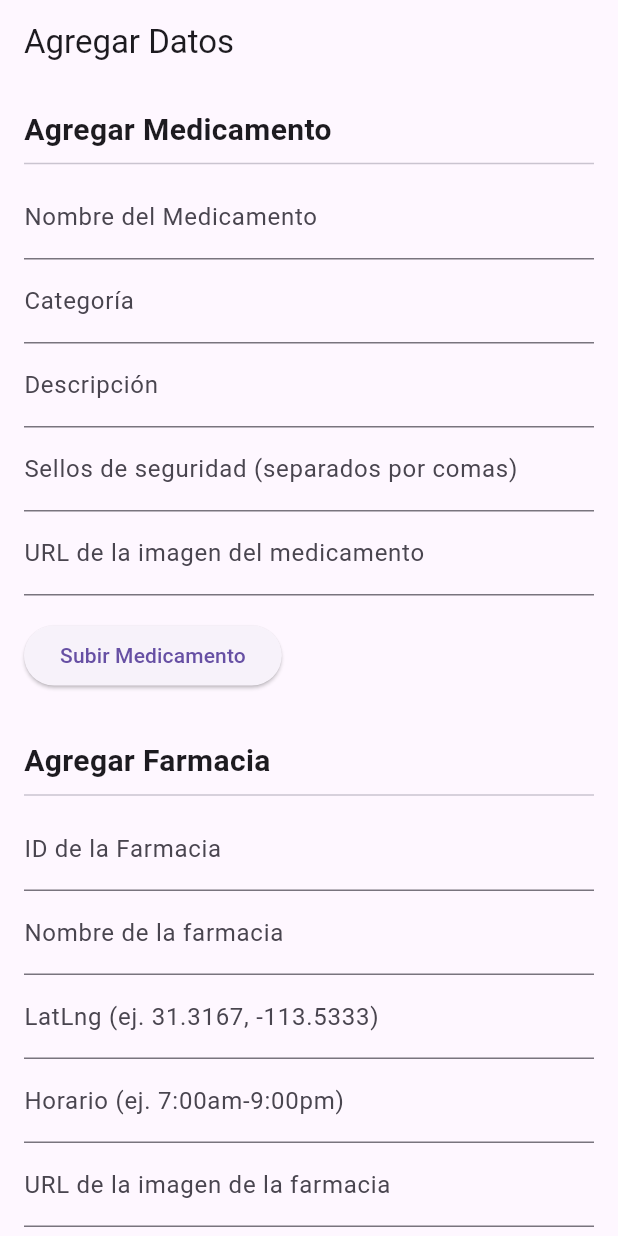
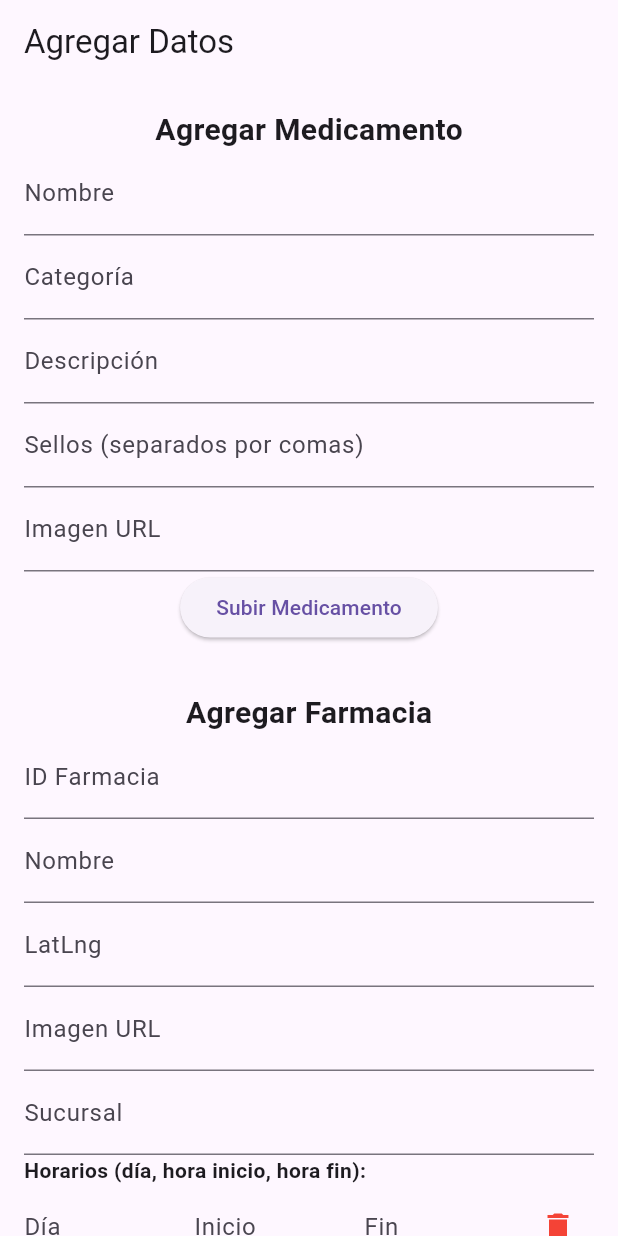
Before and after one commit to HunterRez23/Pharma, a Flutter app: the UploadScreen screen opened directly, on a phone screen of 412 x 824 dp. Run offline on Flutter 3.47's test engine with Material 3 defaults, Android fonts, the light colour scheme and no system bars; our stand-ins replace cloud_firestore, diacritic, firebase_auth, firebase_core, google_sign_in; accounts and stored records are empty.

Commit message:
Datos de doctores

```diff
--- a/pharmacare/lib/Medicamentos.dart
+++ b/pharmacare/lib/Medicamentos.dart
@@ -1,3 +1,4 @@
+// ✅ IMPORTACIONES
 import 'package:flutter/material.dart';
 import 'package:firebase_core/firebase_core.dart';
 import 'package:cloud_firestore/cloud_firestore.dart';
@@ -33,74 +34,118 @@ class UploadScreen extends StatefulWidget {
 
 class _UploadScreenState extends State<UploadScreen> {
   // Controladores para Medicamento
-  final TextEditingController _nombreMedicamentoController = TextEditingController();
-  final TextEditingController _categoriaController = TextEditingController();
-  final TextEditingController _descripcionController = TextEditingController();
-  final TextEditingController _sellosController = TextEditingController();
-  final TextEditingController _imagenUrlController = TextEditingController();
+  final _nombreMedicamentoController = TextEditingController();
+  final _categoriaController = TextEditingController();
+  final _descripcionController = TextEditingController();
+  final _sellosController = TextEditingController();
+  final _imagenUrlController = TextEditingController();
 
   // Controladores para Farmacia
-  final TextEditingController _idFarmaciaFieldController = TextEditingController(); // Campo id_farmacia
-  final TextEditingController _nombreFarmaciaController = TextEditingController();
-  final TextEditingController _latLngController = TextEditingController();
-  final TextEditingController _horarioController = TextEditingController();
-  final TextEditingController _imagenUrlFarmaciaController = TextEditingController();
-  final TextEditingController _sucursalController = TextEditingController();
+  final _idFarmaciaFieldController = TextEditingController();
+  final _nombreFarmaciaController = TextEditingController();
+  final _latLngController = TextEditingController();
+  final _imagenUrlFarmaciaController = TextEditingController();
+  final _sucursalController = TextEditingController();
 
-  // Controladores para Inventario (subcolección dentro de Farmacias)
-  // Ahora se usará este campo para ingresar el valor del campo id_farmacia de la farmacia (no el documento ID)
-  final TextEditingController _idFarmaciaController = TextEditingController();
-  final TextEditingController _cantidadController = TextEditingController();
-  final TextEditingController _precioController = TextEditingController();
+  // Horarios dinámicos
+  List<Map<String, String>> _horarios = [{'dia': '', 'inicio': '', 'fin': ''}];
+  void _agregarHorario() {
+    setState(() {
+      _horarios.add({'dia': '', 'inicio': '', 'fin': ''});
+    });
+  }
+
+  void _eliminarHorario(int index) {
+    setState(() {
+      _horarios.removeAt(index);
+    });
+  }
+
+  List<Map<String, String>> _obtenerHorarios() => _horarios;
+
+  Widget _buildHorarioInputs() {
+    return Column(
+      crossAxisAlignment: CrossAxisAlignment.start,
+      children: [
+        Text("Horarios (día, hora inicio, hora fin):", style: TextStyle(fontWeight: FontWeight.bold)),
+        ..._horarios.asMap().entries.map((entry) {
+          final index = entry.key;
+          return Row(
+            children: [
+              Expanded(
+                child: TextField(
+                  decoration: InputDecoration(labelText: 'Día'),
+                  onChanged: (value) => _horarios[index]['dia'] = value,
+                ),
+              ),
+              SizedBox(width: 8),
+              Expanded(
+                child: TextField(
+                  decoration: InputDecoration(labelText: 'Inicio'),
+                  onChanged: (value) => _horarios[index]['inicio'] = value,
+                ),
+              ),
+              SizedBox(width: 8),
+              Expanded(
+                child: TextField(
+                  decoration: InputDecoration(labelText: 'Fin'),
+                  onChanged: (value) => _horarios[index]['fin'] = value,
+                ),
+              ),
+              IconButton(
+                icon: Icon(Icons.delete, color: Colors.red),
+                onPressed: () => _eliminarHorario(index),
+              ),
+            ],
+          );
+        }),
+        TextButton.icon(
+          onPressed: _agregarHorario,
+          icon: Icon(Icons.add),
+          label: Text("Agregar horario"),
+        ),
+      ],
+    );
+  }
+
+  // Controladores para Inventario
+  final _idFarmaciaController = TextEditingController();
+  final _cantidadController = TextEditingController();
+  final _precioController = TextEditingController();
+  String? _selectedMedicamento;
+
+  // Controladores para Doctor
+  final _nombreDoctorController = TextEditingController();
+  final _licenciaController = TextEditingController();
+  final _especialidadesController = TextEditingController();
+  final _emailDoctorController = TextEditingController();
+  final _telefonoDoctorController = TextEditingController();
+  final _descripcionDoctorController = TextEditingController();
+  final _honorarioController = TextEditingController();
 
   bool _isUploadingMedicamento = false;
   bool _isUploadingFarmacia = false;
   bool _isUploadingInventario = false;
+  bool _isUploadingDoctor = false;
 
-  // Variable para el medicamento seleccionado en el combobox de Inventario
-  String? _selectedMedicamento;
-
-  // Función para obtener la lista de medicamentos usando el campo 'nombreMedicamento'
   Future<List<String>> _getMedicamentos() async {
     try {
-      QuerySnapshot snapshot = await FirebaseFirestore.instance.collection('Medicamento').get();
-      print("Docs encontrados: ${snapshot.docs.length}");
-      List<String> medicamentos = [];
-      for (var doc in snapshot.docs) {
-        Map<String, dynamic> data = doc.data() as Map<String, dynamic>;
-        if (data.containsKey('nombreMedicamento')) {
-          String med = data['nombreMedicamento'];
-          print("✔ Medicamento encontrado: $med");
-          medicamentos.add(med);
-        } else {
-          print("⚠ Documento sin campo 'nombreMedicamento': ${doc.id}");
-        }
-      }
-      return medicamentos;
-    } catch (e) {
-      print("Error en _getMedicamentos(): $e");
+      final snapshot = await FirebaseFirestore.instance.collection('Medicamento').get();
+      return snapshot.docs.map((doc) => doc['nombreMedicamento'].toString()).toList();
+    } catch (_) {
       return [];
     }
   }
 
-  // Función para subir medicamento a Firestore
   Future<void> _submitMedicamento() async {
     if (_nombreMedicamentoController.text.isEmpty ||
         _categoriaController.text.isEmpty ||
         _descripcionController.text.isEmpty ||
         _sellosController.text.isEmpty ||
-        _imagenUrlController.text.isEmpty) {
-      ScaffoldMessenger.of(context).showSnackBar(
-        SnackBar(content: Text("Completa todos los campos del medicamento.")),
-      );
-      return;
-    }
+        _imagenUrlController.text.isEmpty) return;
 
-    setState(() {
-      _isUploadingMedicamento = true;
-    });
-
-    List<String> sellos = _sellosController.text.split(',').map((s) => s.trim()).toList();
+    setState(() => _isUploadingMedicamento = true);
+    final sellos = _sellosController.text.split(',').map((e) => e.trim()).toList();
 
     await FirebaseFirestore.instance.collection('Medicamento').add({
       'nombreMedicamento': _nombreMedicamentoController.text,
@@ -110,297 +155,163 @@ class _UploadScreenState extends State<UploadScreen> {
       'imagenUrl': _imagenUrlController.text,
     });
 
-    ScaffoldMessenger.of(context).showSnackBar(
-      SnackBar(content: Text("Medicamento subido exitosamente.")),
-    );
-
-    // Limpiar campos
     _nombreMedicamentoController.clear();
     _categoriaController.clear();
     _descripcionController.clear();
     _sellosController.clear();
     _imagenUrlController.clear();
 
-    setState(() {
-      _isUploadingMedicamento = false;
-    });
+    setState(() => _isUploadingMedicamento = false);
   }
 
-  // Función para subir farmacia a Firestore
   Future<void> _submitFarmacia() async {
     if (_idFarmaciaFieldController.text.isEmpty ||
         _nombreFarmaciaController.text.isEmpty ||
         _latLngController.text.isEmpty ||
-        _horarioController.text.isEmpty ||
         _imagenUrlFarmaciaController.text.isEmpty ||
-        _sucursalController.text.isEmpty) {
-      ScaffoldMessenger.of(context).showSnackBar(
-        SnackBar(content: Text("Completa todos los campos de la farmacia.")),
-      );
-      return;
-    }
+        _sucursalController.text.isEmpty) return;
 
-    setState(() {
-      _isUploadingFarmacia = true;
-    });
+    setState(() => _isUploadingFarmacia = true);
 
     await FirebaseFirestore.instance.collection('Farmacias').add({
       'id_farmacia': _idFarmaciaFieldController.text,
       'nombre': _nombreFarmaciaController.text,
       'LatLng': _latLngController.text,
-      'Horario': _horarioController.text,
       'imagenUrl': _imagenUrlFarmaciaController.text,
       'sucursal': _sucursalController.text,
+      'horarios': _obtenerHorarios(),
     });
 
-    ScaffoldMessenger.of(context).showSnackBar(
-      SnackBar(content: Text("Farmacia agregada exitosamente.")),
-    );
-
-    // Limpiar campos
     _idFarmaciaFieldController.clear();
     _nombreFarmaciaController.clear();
     _latLngController.clear();
-    _horarioController.clear();
     _imagenUrlFarmaciaController.clear();
     _sucursalController.clear();
+    _horarios = [{'dia': '', 'inicio': '', 'fin': ''}];
 
-    setState(() {
-      _isUploadingFarmacia = false;
-    });
+    setState(() => _isUploadingFarmacia = false);
   }
 
-  // Función para agregar o actualizar un registro de inventario en la subcolección "Inventario"
-  // de una farmacia, buscando la farmacia por el campo 'id_farmacia'
   Future<void> _submitInventario() async {
-    if (_idFarmaciaController.text.isEmpty ||
-        _selectedMedicamento == null ||
-        _cantidadController.text.isEmpty ||
-        _precioController.text.isEmpty) {
-      ScaffoldMessenger.of(context).showSnackBar(
-        SnackBar(content: Text("Completa todos los campos del inventario.")),
-      );
-      return;
-    }
+    if (_idFarmaciaController.text.isEmpty || _selectedMedicamento == null) return;
 
-    setState(() {
-      _isUploadingInventario = true;
-    });
-
-    // Buscar la farmacia utilizando el campo 'id_farmacia'
-    QuerySnapshot farmaciaQuery = await FirebaseFirestore.instance
+    final query = await FirebaseFirestore.instance
         .collection('Farmacias')
         .where('id_farmacia', isEqualTo: _idFarmaciaController.text)
         .get();
 
-    if (farmaciaQuery.docs.isEmpty) {
-      ScaffoldMessenger.of(context).showSnackBar(
-        SnackBar(content: Text("No se encontró la farmacia con el id_farmacia indicado.")),
-      );
-      setState(() {
-        _isUploadingInventario = false;
-      });
-      return;
-    }
+    if (query.docs.isEmpty) return;
 
-    // Obtener la referencia del primer documento que cumpla la condición
-    DocumentReference farmaciaDoc = farmaciaQuery.docs.first.reference;
+    final docRef = query.docs.first.reference;
+    final cantidad = int.tryParse(_cantidadController.text) ?? 0;
+    final precio = double.tryParse(_precioController.text) ?? 0.0;
 
-    // Buscar si ya existe un documento de inventario para el medicamento seleccionado
-    QuerySnapshot invQuery = await farmaciaDoc
-        .collection('Inventario')
-        .where('nombreMedicamento', isEqualTo: _selectedMedicamento)
-        .get();
+    await docRef.collection('Inventario').add({
+      'nombreMedicamento': _selectedMedicamento,
+      'cantidad': cantidad,
+      'precio': precio,
+      'ultimaActualizacion': DateTime.now().toIso8601String(),
+    });
 
-    int nuevaCantidad = int.tryParse(_cantidadController.text) ?? 0;
-    double nuevoPrecio = double.tryParse(_precioController.text) ?? 0.0;
-
-    if (invQuery.docs.isNotEmpty) {
-      // Si existe, actualizamos el documento (sumamos la cantidad y actualizamos el precio y la fecha)
-      DocumentReference invDoc = invQuery.docs.first.reference;
-      int cantidadExistente = invQuery.docs.first.get('cantidad') as int;
-      await invDoc.update({
-        'cantidad': cantidadExistente + nuevaCantidad,
-        'precio': nuevoPrecio,
-        'ultimaActualizacion': DateTime.now().toIso8601String(),
-      });
-      ScaffoldMessenger.of(context).showSnackBar(
-        SnackBar(content: Text("Inventario actualizado exitosamente.")),
-      );
-    } else {
-      // Si no existe, creamos un nuevo documento en la subcolección "Inventario"
-      await farmaciaDoc.collection('Inventario').add({
-        'nombreMedicamento': _selectedMedicamento,
-        'cantidad': nuevaCantidad,
-        'precio': nuevoPrecio,
-        'ultimaActualizacion': DateTime.now().toIso8601String(),
-      });
-      ScaffoldMessenger.of(context).showSnackBar(
-        SnackBar(content: Text("Inventario agregado exitosamente.")),
-      );
-    }
-
-    // Limpiar campos del inventario
     _idFarmaciaController.clear();
-    setState(() {
-      _selectedMedicamento = null;
-    });
     _cantidadController.clear();
     _precioController.clear();
+    _selectedMedicamento = null;
+  }
 
-    setState(() {
-      _isUploadingInventario = false;
+  Future<void> _submitDoctor() async {
+    if (_nombreDoctorController.text.isEmpty ||
+        _licenciaController.text.isEmpty ||
+        _especialidadesController.text.isEmpty ||
+        _emailDoctorController.text.isEmpty ||
+        _telefonoDoctorController.text.isEmpty ||
+        _descripcionDoctorController.text.isEmpty ||
+        _honorarioController.text.isEmpty) return;
+
+    setState(() => _isUploadingDoctor = true);
+    final especialidades = _especialidadesController.text.split(',').map((e) => e.trim()).toList();
+
+    await FirebaseFirestore.instance.collection('doctors').add({
+      'fullName': _nombreDoctorController.text,
+      'licenseNumber': _licenciaController.text,
+      'specialties': especialidades,
+      'contact': {
+        'email': _emailDoctorController.text,
+        'phone': _telefonoDoctorController.text,
+      },
+      'description': _descripcionDoctorController.text,
+      'prices': {'consultationFee': double.tryParse(_honorarioController.text) ?? 0.0},
+      'rating': {'average': 0.0, 'totalVotes': 0},
+      'createdAt': FieldValue.serverTimestamp(),
+      'updatedAt': FieldValue.serverTimestamp(),
     });
+
+    _nombreDoctorController.clear();
+    _licenciaController.clear();
+    _especialidadesController.clear();
+    _emailDoctorController.clear();
+    _telefonoDoctorController.clear();
+    _descripcionDoctorController.clear();
+    _honorarioController.clear();
+
+    setState(() => _isUploadingDoctor = false);
   }
 
   @override
   Widget build(BuildContext context) {
     return Scaffold(
-      appBar: AppBar(
-        title: Text("Agregar Datos"),
-      ),
+      appBar: AppBar(title: Text("Agregar Datos")),
       body: SingleChildScrollView(
         padding: EdgeInsets.all(16),
         child: Column(
-          crossAxisAlignment: CrossAxisAlignment.start,
           children: [
-            // Sección para Medicamento
-            Text(
-              "Agregar Medicamento",
-              style: TextStyle(fontSize: 20, fontWeight: FontWeight.bold),
-            ),
-            Divider(),
-            TextField(
-              controller: _nombreMedicamentoController,
-              decoration: InputDecoration(labelText: 'Nombre del Medicamento'),
-            ),
-            TextField(
-              controller: _categoriaController,
-              decoration: InputDecoration(labelText: 'Categoría'),
-            ),
-            TextField(
-              controller: _descripcionController,
-              decoration: InputDecoration(labelText: 'Descripción'),
-            ),
-            TextField(
-              controller: _sellosController,
-              decoration: InputDecoration(
-                labelText: 'Sellos de seguridad (separados por comas)',
-              ),
-            ),
-            TextField(
-              controller: _imagenUrlController,
-              decoration: InputDecoration(
-                labelText: 'URL de la imagen del medicamento',
-              ),
-            ),
-            SizedBox(height: 16),
-            _isUploadingMedicamento
-                ? Center(child: CircularProgressIndicator())
-                : ElevatedButton(
-                    onPressed: _submitMedicamento,
-                    child: Text("Subir Medicamento"),
-                  ),
+            Text("Agregar Medicamento", style: TextStyle(fontSize: 20, fontWeight: FontWeight.bold)),
+            TextField(controller: _nombreMedicamentoController, decoration: InputDecoration(labelText: 'Nombre')),
+            TextField(controller: _categoriaController, decoration: InputDecoration(labelText: 'Categoría')),
+            TextField(controller: _descripcionController, decoration: InputDecoration(labelText: 'Descripción')),
+            TextField(controller: _sellosController, decoration: InputDecoration(labelText: 'Sellos (separados por comas)')),
+            TextField(controller: _imagenUrlController, decoration: InputDecoration(labelText: 'Imagen URL')),
+            _isUploadingMedicamento ? CircularProgressIndicator() : ElevatedButton(onPressed: _submitMedicamento, child: Text("Subir Medicamento")),
+
             SizedBox(height: 32),
-            // Sección para Farmacia
-            Text(
-              "Agregar Farmacia",
-              style: TextStyle(fontSize: 20, fontWeight: FontWeight.bold),
-            ),
-            Divider(),
-            TextField(
-              controller: _idFarmaciaFieldController,
-              decoration: InputDecoration(
-                labelText: 'ID de la Farmacia',
-                hintText: 'Ingrese el ID de la farmacia',
-              ),
-            ),
-            TextField(
-              controller: _nombreFarmaciaController,
-              decoration: InputDecoration(labelText: 'Nombre de la farmacia'),
-            ),
-            TextField(
-              controller: _latLngController,
-              decoration: InputDecoration(labelText: 'LatLng (ej. 31.3167, -113.5333)'),
-            ),
-            TextField(
-              controller: _horarioController,
-              decoration: InputDecoration(labelText: 'Horario (ej. 7:00am-9:00pm)'),
-            ),
-            TextField(
-              controller: _imagenUrlFarmaciaController,
-              decoration: InputDecoration(labelText: 'URL de la imagen de la farmacia'),
-            ),
-            TextField(
-              controller: _sucursalController,
-              decoration: InputDecoration(labelText: 'Sucursal'),
-            ),
-            SizedBox(height: 16),
-            _isUploadingFarmacia
-                ? Center(child: CircularProgressIndicator())
-                : ElevatedButton(
-                    onPressed: _submitFarmacia,
-                    child: Text("Agregar Farmacia"),
-                  ),
+            Text("Agregar Farmacia", style: TextStyle(fontSize: 20, fontWeight: FontWeight.bold)),
+            TextField(controller: _idFarmaciaFieldController, decoration: InputDecoration(labelText: 'ID Farmacia')),
+            TextField(controller: _nombreFarmaciaController, decoration: InputDecoration(labelText: 'Nombre')),
+            TextField(controller: _latLngController, decoration: InputDecoration(labelText: 'LatLng')),
+            TextField(controller: _imagenUrlFarmaciaController, decoration: InputDecoration(labelText: 'Imagen URL')),
+            TextField(controller: _sucursalController, decoration: InputDecoration(labelText: 'Sucursal')),
+            _buildHorarioInputs(),
+            _isUploadingFarmacia ? CircularProgressIndicator() : ElevatedButton(onPressed: _submitFarmacia, child: Text("Agregar Farmacia")),
+
             SizedBox(height: 32),
-            // Sección para Inventario
-            Text(
-              "Agregar Inventario a una Farmacia",
-              style: TextStyle(fontSize: 20, fontWeight: FontWeight.bold),
-            ),
-            Divider(),
-            // En este campo se ingresa el valor de id_farmacia (no el documento ID) que se usará para buscar la farmacia
-            TextField(
-              controller: _idFarmaciaController,
-              decoration: InputDecoration(
-                labelText: 'id_farmacia de la Farmacia',
-                hintText: 'Ingrese el valor id_farmacia de la farmacia',
-              ),
-            ),
+            Text("Agregar Inventario", style: TextStyle(fontSize: 20, fontWeight: FontWeight.bold)),
+            TextField(controller: _idFarmaciaController, decoration: InputDecoration(labelText: 'id_farmacia')),
             FutureBuilder<List<String>>(
               future: _getMedicamentos(),
               builder: (context, snapshot) {
-                if (snapshot.connectionState == ConnectionState.waiting) {
-                  return Center(child: CircularProgressIndicator());
-                }
-                if (!snapshot.hasData || snapshot.data!.isEmpty) {
-                  return Text("No hay medicamentos disponibles");
-                }
-                List<String> medicamentos = snapshot.data!;
+                if (!snapshot.hasData) return CircularProgressIndicator();
                 return DropdownButtonFormField<String>(
-                  decoration: InputDecoration(labelText: 'Nombre del Medicamento'),
                   value: _selectedMedicamento,
-                  items: medicamentos
-                      .map((med) => DropdownMenuItem<String>(
-                            child: Text(med),
-                            value: med,
-                          ))
-                      .toList(),
-                  onChanged: (value) {
-                    setState(() {
-                      _selectedMedicamento = value;
-                    });
-                  },
+                  items: snapshot.data!.map((med) => DropdownMenuItem(value: med, child: Text(med))).toList(),
+                  onChanged: (val) => setState(() => _selectedMedicamento = val),
+                  decoration: InputDecoration(labelText: 'Medicamento'),
                 );
               },
             ),
-            TextField(
-              controller: _cantidadController,
-              decoration: InputDecoration(labelText: 'Cantidad'),
-              keyboardType: TextInputType.number,
-            ),
-            TextField(
-              controller: _precioController,
-              decoration: InputDecoration(labelText: 'Precio'),
-              keyboardType: TextInputType.number,
-            ),
-            SizedBox(height: 16),
-            _isUploadingInventario
-                ? Center(child: CircularProgressIndicator())
-                : ElevatedButton(
-                    onPressed: _submitInventario,
-                    child: Text("Agregar Inventario"),
-                  ),
+            TextField(controller: _cantidadController, decoration: InputDecoration(labelText: 'Cantidad'), keyboardType: TextInputType.number),
+            TextField(controller: _precioController, decoration: InputDecoration(labelText: 'Precio'), keyboardType: TextInputType.number),
+            _isUploadingInventario ? CircularProgressIndicator() : ElevatedButton(onPressed: _submitInventario, child: Text("Agregar Inventario")),
+
+            SizedBox(height: 32),
+            Text("Agregar Doctor", style: TextStyle(fontSize: 20, fontWeight: FontWeight.bold)),
+            TextField(controller: _nombreDoctorController, decoration: InputDecoration(labelText: 'Nombre completo')),
+            TextField(controller: _licenciaController, decoration: InputDecoration(labelText: 'Licencia')),
+            TextField(controller: _especialidadesController, decoration: InputDecoration(labelText: 'Especialidades (separadas por comas)')),
+            TextField(controller: _emailDoctorController, decoration: InputDecoration(labelText: 'Email')),
+            TextField(controller: _telefonoDoctorController, decoration: InputDecoration(labelText: 'Teléfono')),
+            TextField(controller: _descripcionDoctorController, decoration: InputDecoration(labelText: 'Descripción')),
+            TextField(controller: _honorarioController, decoration: InputDecoration(labelText: 'Honorario'), keyboardType: TextInputType.number),
+            _isUploadingDoctor ? CircularProgressIndicator() : ElevatedButton(onPressed: _submitDoctor, child: Text("Subir Doctor")),
           ],
         ),
       ),
--- a/pharmacare/pubspec.yaml
+++ b/pharmacare/pubspec.yaml
@@ -8,6 +8,7 @@ environment:
 dependencies:
   flutter:
     sdk: flutter
+  diacritic: ^0.1.3
   firebase_core: ^3.13.0
   firebase_auth: ^5.5.2
   firebase_auth_web: ^5.14.2
```
Also changed, not shown: pharmacare/lib/Screens/Medicos.dart (+60 -39 lines), pharmacare/pubspec.lock, 5 other files.
